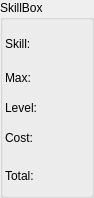
Qt form ui/SkillBox.ui (Fenrai/AradBuilder) before a commit.
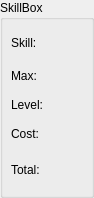
The same form after that commit.

Commit message:
QP Skills added
+ small changes in UI and Bugfixes
QPskills dont work differently on lower levels. (Intervals behave differently compared to SP and TP Skills) (exact interval values welcome)

The edit to the form file:
```diff
--- a/ui/SkillBox.ui
+++ b/ui/SkillBox.ui
@@ -20,18 +20,9 @@
    <property name="spacing">
     <number>3</number>
    </property>
-   <property name="leftMargin">
-    <number>0</number>
-   </property>
-   <property name="topMargin">
+   <property name="margin">
     <number>6</number>
    </property>
-   <property name="rightMargin">
-    <number>0</number>
-   </property>
-   <property name="bottomMargin">
-    <number>0</number>
-   </property>
    <item>
     <layout class="QGridLayout" name="gridLayout">
      <property name="leftMargin">
```
The commit also changes 106 other files.
